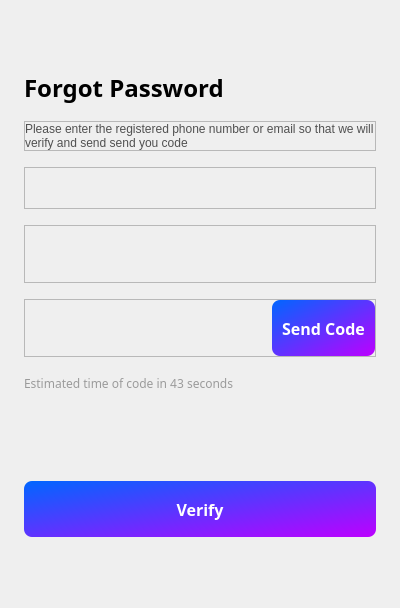
Qt form ui/forgotPassword.ui (yechaoGitHub/AI) before a commit.
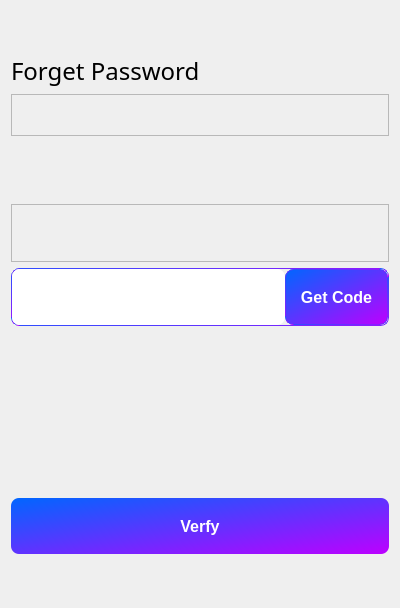
The same form after that commit. Icons and pictures are not drawn. Custom widgets are drawn as their Qt base class.

```diff
--- a/ui/forgotPassword.ui
+++ b/ui/forgotPassword.ui
@@ -35,21 +35,6 @@
    <string notr="true"/>
   </property>
   <layout class="QVBoxLayout" name="verticalLayout">
-   <property name="spacing">
-    <number>16</number>
-   </property>
-   <property name="leftMargin">
-    <number>24</number>
-   </property>
-   <property name="topMargin">
-    <number>0</number>
-   </property>
-   <property name="rightMargin">
-    <number>24</number>
-   </property>
-   <property name="bottomMargin">
-    <number>0</number>
-   </property>
    <item>
     <spacer name="verticalSpacer">
      <property name="orientation">
@@ -58,7 +43,7 @@
      <property name="sizeHint" stdset="0">
       <size>
        <width>20</width>
-       <height>40</height>
+       <height>36</height>
       </size>
      </property>
     </spacer>
@@ -75,15 +60,14 @@
       <font>
        <family>微软雅黑</family>
        <pointsize>-1</pointsize>
-       <bold>true</bold>
+       <bold>false</bold>
       </font>
      </property>
      <property name="styleSheet">
-      <string notr="true">font-size:24px;
-font-weight: 600;</string>
+      <string notr="true">font-size:24px;</string>
      </property>
      <property name="text">
-      <string>Forgot Password</string>
+      <string>Forget Password</string>
      </property>
     </widget>
    </item>
@@ -112,51 +96,13 @@
        <number>0</number>
       </property>
       <item>
-       <widget class="QLabel" name="label_2">
-        <property name="styleSheet">
-         <string notr="true">color: #505050;
-font-size: 12px;
-font-style: normal;
-font-weight: 400;
-line-height: normal;</string>
-        </property>
-        <property name="text">
-         <string>Please enter the registered phone number or email so that we will verify and send send you code</string>
-        </property>
-        <property name="wordWrap">
-         <bool>true</bool>
-        </property>
-       </widget>
-      </item>
-     </layout>
-    </widget>
-   </item>
-   <item>
-    <widget class="QFrame" name="frame_4">
-     <property name="frameShape">
-      <enum>QFrame::StyledPanel</enum>
-     </property>
-     <property name="frameShadow">
-      <enum>QFrame::Raised</enum>
-     </property>
-     <layout class="QHBoxLayout" name="horizontalLayout_5">
-      <property name="spacing">
-       <number>0</number>
-      </property>
-      <property name="leftMargin">
-       <number>0</number>
-      </property>
-      <property name="topMargin">
-       <number>0</number>
-      </property>
-      <property name="rightMargin">
-       <number>0</number>
-      </property>
-      <property name="bottomMargin">
-       <number>0</number>
-      </property>
-      <item>
        <widget class="QComboBox" name="cbPhone">
+        <property name="sizePolicy">
+         <sizepolicy hsizetype="Preferred" vsizetype="Preferred">
+          <horstretch>0</horstretch>
+          <verstretch>0</verstretch>
+         </sizepolicy>
+        </property>
         <property name="minimumSize">
          <size>
           <width>120</width>
@@ -190,18 +136,28 @@
 
 QComboBox QAbstractItemView::item { 
 	min-height: 40px;
-}</string>
+}
+</string>
+        </property>
+        <property name="iconSize">
+         <size>
+          <width>32</width>
+          <height>32</height>
+         </size>
+        </property>
+        <property name="frame">
+         <bool>true</bool>
         </property>
        </widget>
       </item>
       <item>
-       <spacer name="horizontalSpacer_2">
+       <spacer name="horizontalSpacer">
         <property name="orientation">
          <enum>Qt::Horizontal</enum>
         </property>
         <property name="sizeHint" stdset="0">
          <size>
-          <width>40</width>
+          <width>227</width>
           <height>20</height>
          </size>
         </property>
@@ -210,6 +166,34 @@
      </layout>
     </widget>
    </item>
+   <item>
+    <widget class="WCommonEdit" name="edUser" native="true">
+     <property name="sizePolicy">
+      <sizepolicy hsizetype="Preferred" vsizetype="Preferred">
+       <horstretch>0</horstretch>
+       <verstretch>0</verstretch>
+      </sizepolicy>
+     </property>
+     <property name="minimumSize">
+      <size>
+       <width>0</width>
+       <height>56</height>
+      </size>
+     </property>
+     <property name="maximumSize">
+      <size>
+       <width>16777215</width>
+       <height>56</height>
+      </size>
+     </property>
+     <property name="font">
+      <font>
+       <family>微软雅黑</family>
+       <pointsize>10</pointsize>
+      </font>
+     </property>
+    </widget>
+   </item>
    <item>
     <widget class="QFrame" name="frame_2">
      <property name="frameShape">
@@ -298,7 +282,10 @@
    <item>
     <widget class="QFrame" name="frame_3">
      <property name="styleSheet">
-      <string notr="true"/>
+      <string notr="true">border:1px;
+border-style:solid;
+border-radius:8px;
+border-color:qlineargradient(spread:pad, x1:0, y1:0, x2:1, y2:1, stop:0 #0066FF, stop:1 #BD00FF);</string>
      </property>
      <property name="frameShape">
       <enum>QFrame::StyledPanel</enum>
@@ -308,7 +295,7 @@
      </property>
      <layout class="QHBoxLayout" name="horizontalLayout_3">
       <property name="spacing">
-       <number>8</number>
+       <number>0</number>
       </property>
       <property name="leftMargin">
        <number>0</number>
@@ -323,11 +310,15 @@
        <number>0</number>
       </property>
       <item>
-       <widget class="WCommonEdit" name="edPhone" native="true">
-        <property name="font">
-         <font>
-          <family>微软雅黑</family>
-         </font>
+       <widget class="QLineEdit" name="edVCode">
+        <property name="sizePolicy">
+         <sizepolicy hsizetype="Preferred" vsizetype="Preferred">
+          <horstretch>0</horstretch>
+          <verstretch>0</verstretch>
+         </sizepolicy>
+        </property>
+        <property name="styleSheet">
+         <string notr="true">border:none;</string>
         </property>
        </widget>
       </item>
@@ -351,13 +342,6 @@
           <height>56</height>
          </size>
         </property>
-        <property name="font">
-         <font>
-          <family>微软雅黑</family>
-          <pointsize>-1</pointsize>
-          <bold>true</bold>
-         </font>
-        </property>
         <property name="cursor">
          <cursorShape>PointingHandCursor</cursorShape>
         </property>
@@ -369,7 +353,7 @@
 border-radius:8px;</string>
         </property>
         <property name="text">
-         <string>Send Code</string>
+         <string>Get Code</string>
         </property>
        </widget>
       </item>
@@ -377,49 +361,7 @@
     </widget>
    </item>
    <item>
-    <layout class="QHBoxLayout" name="horizontalLayout_4">
-     <property name="topMargin">
-      <number>0</number>
-     </property>
-     <item>
-      <widget class="QLabel" name="lbEstimate">
-       <property name="font">
-        <font>
-         <family>微软雅黑</family>
-         <pointsize>-1</pointsize>
-         <italic>false</italic>
-         <bold>false</bold>
-        </font>
-       </property>
-       <property name="styleSheet">
-        <string notr="true">color: #9B9B9B;
-font-size: 12px;
-font-style: normal;
-font-weight: 400;
-</string>
-       </property>
-       <property name="text">
-        <string>Estimated time of code in 43 seconds</string>
-       </property>
-      </widget>
-     </item>
-     <item>
-      <spacer name="horizontalSpacer">
-       <property name="orientation">
-        <enum>Qt::Horizontal</enum>
-       </property>
-       <property name="sizeHint" stdset="0">
-        <size>
-         <width>40</width>
-         <height>20</height>
-        </size>
-       </property>
-      </spacer>
-     </item>
-    </layout>
-   </item>
-   <item>
-    <widget class="WCommonEdit" name="vCodeEdit" native="true">
+    <widget class="WCommonEdit" name="edPassword" native="true">
      <property name="sizePolicy">
       <sizepolicy hsizetype="Preferred" vsizetype="Preferred">
        <horstretch>0</horstretch>
@@ -441,13 +383,19 @@
      <property name="font">
       <font>
        <family>微软雅黑</family>
-       <pointsize>9</pointsize>
+       <pointsize>10</pointsize>
       </font>
      </property>
     </widget>
    </item>
    <item>
-    <widget class="QPushButton" name="pbVerify">
+    <widget class="WCommonEdit" name="edPassword2" native="true">
+     <property name="sizePolicy">
+      <sizepolicy hsizetype="Preferred" vsizetype="Preferred">
+       <horstretch>0</horstretch>
+       <verstretch>0</verstretch>
+      </sizepolicy>
+     </property>
      <property name="minimumSize">
       <size>
        <width>0</width>
@@ -463,9 +411,37 @@
      <property name="font">
       <font>
        <family>微软雅黑</family>
-       <pointsize>-1</pointsize>
-       <bold>true</bold>
+       <pointsize>10</pointsize>
       </font>
+     </property>
+    </widget>
+   </item>
+   <item>
+    <spacer name="verticalSpacer_3">
+     <property name="orientation">
+      <enum>Qt::Vertical</enum>
+     </property>
+     <property name="sizeHint" stdset="0">
+      <size>
+       <width>20</width>
+       <height>36</height>
+      </size>
+     </property>
+    </spacer>
+   </item>
+   <item>
+    <widget class="QPushButton" name="pbVerfy">
+     <property name="minimumSize">
+      <size>
+       <width>0</width>
+       <height>56</height>
+      </size>
+     </property>
+     <property name="maximumSize">
+      <size>
+       <width>16777215</width>
+       <height>56</height>
+      </size>
      </property>
      <property name="cursor">
       <cursorShape>PointingHandCursor</cursorShape>
@@ -478,7 +454,7 @@
 border-radius:8px;</string>
      </property>
      <property name="text">
-      <string>Verify</string>
+      <string>Verfy</string>
      </property>
      <property name="flat">
       <bool>true</bool>
@@ -493,7 +469,7 @@
      <property name="sizeHint" stdset="0">
       <size>
        <width>20</width>
-       <height>40</height>
+       <height>36</height>
       </size>
      </property>
     </spacer>
```
Left out of the diff: 2 changed lines with no effect on the pictures.
